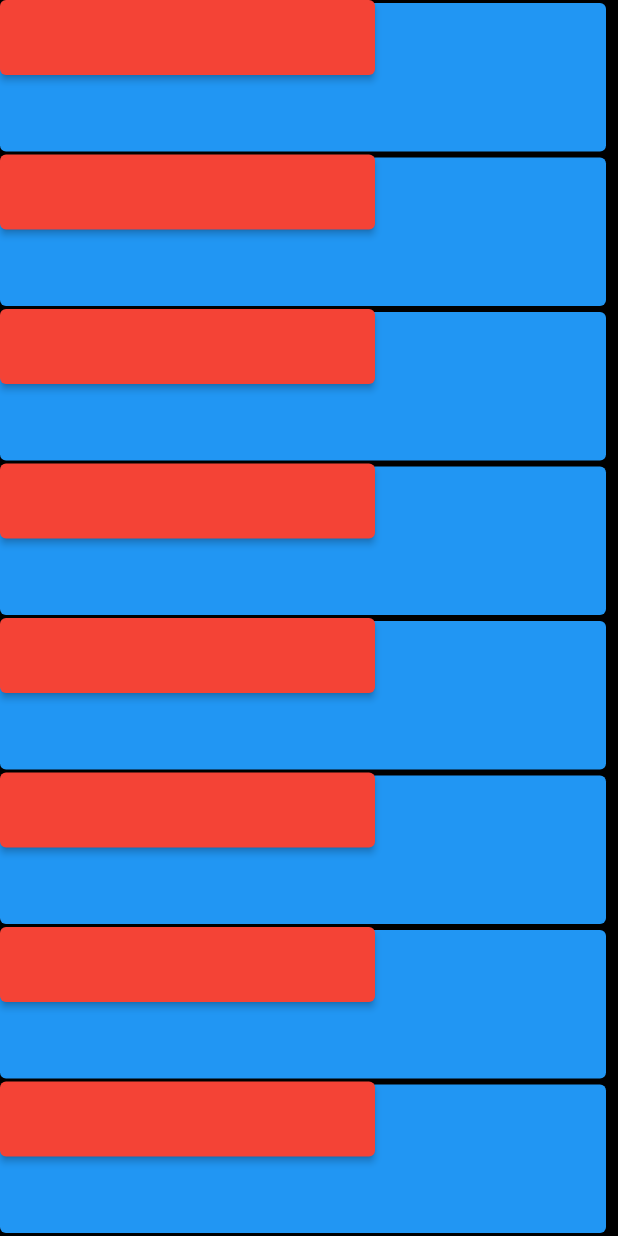
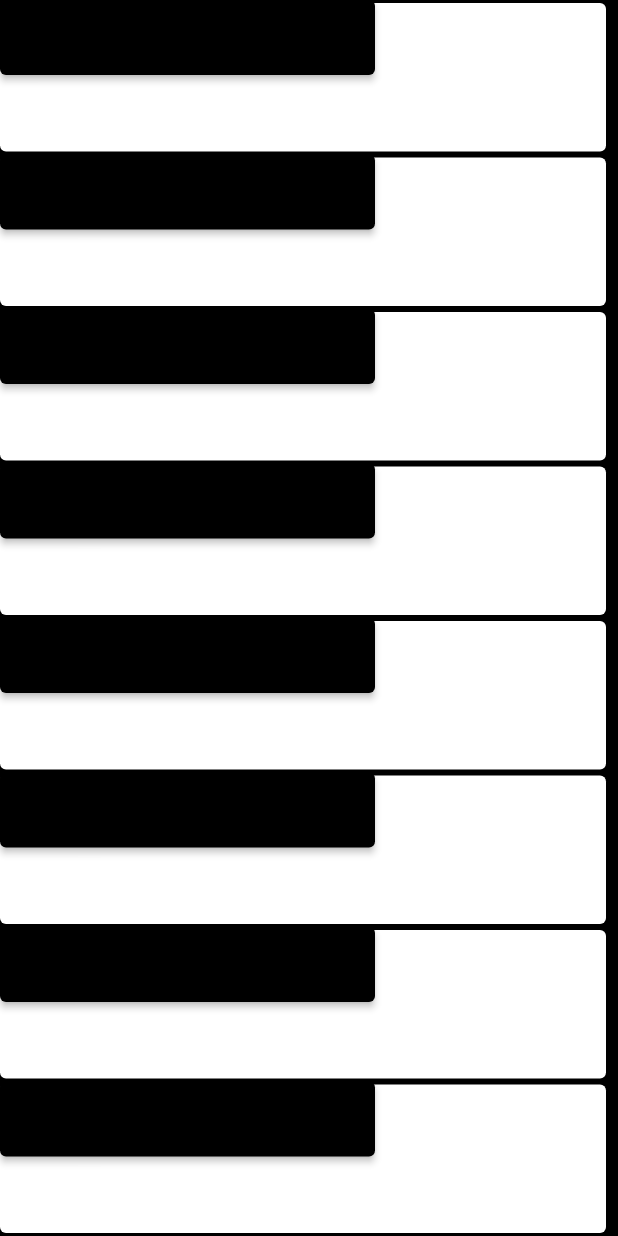
Before and after one commit to eslamfawzy203/piano-for-Kids, a Flutter app: the screen it shows after launch, on a phone screen of 412 x 824 dp. Run offline on Flutter 3.47's test engine with Material 2 defaults, Android fonts, the phone set to English and light mode, and no system bars; our stand-ins replace audioplayers.

Commit message:
Buttons Color Change

```diff
--- a/lib/widgets/piano_key.dart
+++ b/lib/widgets/piano_key.dart
@@ -17,6 +17,7 @@ class PianoKey extends StatelessWidget {
               width: double.infinity,
               height: double.infinity,
               child: ElevatedButton(
+                style: ElevatedButton.styleFrom(backgroundColor:Colors.white),
                 onPressed: onPressed,
                 child: const Text(''),
               ),
@@ -27,7 +28,7 @@ class PianoKey extends StatelessWidget {
             width: 250,
             height: 50,
             child: ElevatedButton(
-              style: ElevatedButton.styleFrom(backgroundColor: Colors.red),
+              style: ElevatedButton.styleFrom(backgroundColor: Colors.black),
               onPressed: () {
                 PlaySound().playSound('../assets/sounds/F.wav');
               },
```
